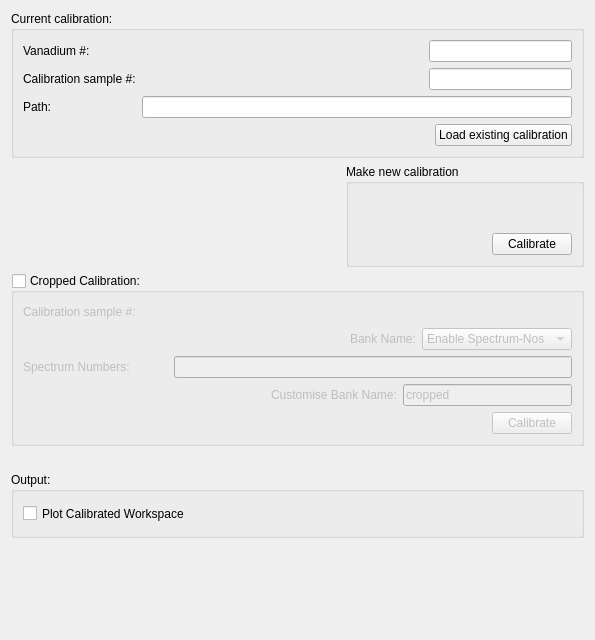
mantidproject/mantid, file MantidQt/CustomInterfaces/inc/MantidQtCustomInterfaces/EnggDiffraction/EnggDiffractionQtTabCalib.ui: the form before one commit.
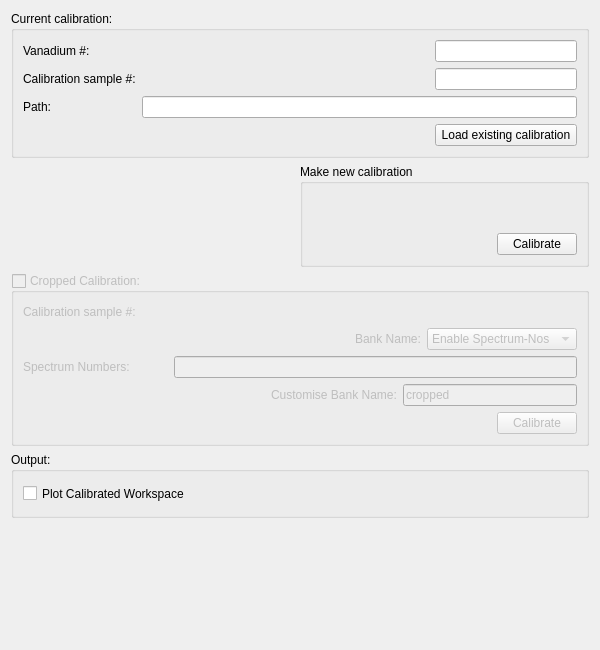
The form after the commit. Custom widgets are drawn as their Qt base class.

Commit message: enable cropped calib widgets, reorganize layout, re #16087

The edit to the form file:
```diff
--- a/MantidQt/CustomInterfaces/inc/MantidQtCustomInterfaces/EnggDiffraction/EnggDiffractionQtTabCalib.ui
+++ b/MantidQt/CustomInterfaces/inc/MantidQtCustomInterfaces/EnggDiffraction/EnggDiffractionQtTabCalib.ui
@@ -6,47 +6,20 @@
    <rect>
     <x>0</x>
     <y>0</y>
-    <width>595</width>
-    <height>640</height>
+    <width>600</width>
+    <height>650</height>
    </rect>
   </property>
   <property name="windowTitle">
    <string>Form</string>
   </property>
-  <layout class="QVBoxLayout" name="verticalLayout">
-   <item>
+  <layout class="QGridLayout" name="gridLayout_5">
+   <item row="0" column="0">
     <widget class="QGroupBox" name="groupBox_current_calib">
      <property name="title">
       <string>Current calibration:</string>
      </property>
      <layout class="QGridLayout" name="gridLayout_2">
-      <item row="3" column="0" colspan="4">
-       <spacer name="horizontalSpacer_4">
-        <property name="orientation">
-         <enum>Qt::Horizontal</enum>
-        </property>
-        <property name="sizeHint" stdset="0">
-         <size>
-          <width>406</width>
-          <height>20</height>
-         </size>
-        </property>
-       </spacer>
-      </item>
-      <item row="3" column="4">
-       <widget class="QPushButton" name="pushButton_load_calib">
-        <property name="text">
-         <string>Load existing calibration</string>
-        </property>
-       </widget>
-      </item>
-      <item row="2" column="0">
-       <widget class="QLabel" name="label_current_calib_filename">
-        <property name="text">
-         <string>Path:</string>
-        </property>
-       </widget>
-      </item>
       <item row="0" column="0">
        <widget class="QLabel" name="label_vanadium_num">
         <property name="text">
@@ -54,13 +27,6 @@
         </property>
        </widget>
       </item>
-      <item row="1" column="0">
-       <widget class="QLabel" name="label_ceria_num">
-        <property name="text">
-         <string>Calibration sample #:</string>
-        </property>
-       </widget>
-      </item>
       <item row="0" column="1">
        <spacer name="horizontalSpacer_2">
         <property name="orientation">
@@ -74,6 +40,23 @@
         </property>
        </spacer>
       </item>
+      <item row="0" column="2">
+       <widget class="QLineEdit" name="lineEdit_current_vanadium_num">
+        <property name="text">
+         <string/>
+        </property>
+        <property name="readOnly">
+         <bool>true</bool>
+        </property>
+       </widget>
+      </item>
+      <item row="1" column="0">
+       <widget class="QLabel" name="label_ceria_num">
+        <property name="text">
+         <string>Calibration sample #:</string>
+        </property>
+       </widget>
+      </item>
       <item row="1" column="1">
        <spacer name="horizontalSpacer_3">
         <property name="orientation">
@@ -87,7 +70,7 @@
         </property>
        </spacer>
       </item>
-      <item row="1" column="2" colspan="3">
+      <item row="1" column="2">
        <widget class="QLineEdit" name="lineEdit_current_ceria_num">
         <property name="text">
          <string/>
@@ -97,17 +80,34 @@
         </property>
        </widget>
       </item>
-      <item row="0" column="2" colspan="3">
-       <widget class="QLineEdit" name="lineEdit_current_vanadium_num">
+      <item row="2" column="0">
+       <widget class="QLabel" name="label_current_calib_filename">
         <property name="text">
-         <string/>
+         <string>Path:</string>
         </property>
-        <property name="readOnly">
-         <bool>true</bool>
+       </widget>
+      </item>
+      <item row="3" column="0" colspan="2">
+       <spacer name="horizontalSpacer_4">
+        <property name="orientation">
+         <enum>Qt::Horizontal</enum>
         </property>
+        <property name="sizeHint" stdset="0">
+         <size>
+          <width>406</width>
+          <height>20</height>
+         </size>
+        </property>
+       </spacer>
+      </item>
+      <item row="3" column="2">
+       <widget class="QPushButton" name="pushButton_load_calib">
+        <property name="text">
+         <string>Load existing calibration</string>
+        </property>
        </widget>
       </item>
-      <item row="2" column="1" colspan="4">
+      <item row="2" column="1" colspan="2">
        <widget class="QLineEdit" name="lineEdit_current_calib_filename">
         <property name="readOnly">
          <bool>true</bool>
@@ -117,8 +117,8 @@
      </layout>
     </widget>
    </item>
-   <item>
-    <layout class="QHBoxLayout" name="horizontalLayout_2">
+   <item row="1" column="0">
+    <layout class="QHBoxLayout" name="horizontalLayout_4">
      <item>
       <spacer name="horizontalSpacer_6">
        <property name="orientation">
@@ -141,75 +141,87 @@
         <bool>false</bool>
        </property>
        <layout class="QGridLayout" name="gridLayout">
-        <item row="1" column="0">
-         <widget class="QLabel" name="label_new_ceria_num">
-          <property name="text">
-           <string/>
-          </property>
-         </widget>
-        </item>
         <item row="0" column="0">
-         <widget class="QLabel" name="label_new_vanadium_num">
-          <property name="text">
-           <string/>
-          </property>
-         </widget>
+         <layout class="QHBoxLayout" name="horizontalLayout_2">
+          <item>
+           <widget class="QLabel" name="label_new_vanadium_num">
+            <property name="text">
+             <string/>
+            </property>
+           </widget>
+          </item>
+          <item>
+           <widget class="MantidQt::MantidWidgets::MWRunFiles" name="lineEdit_new_vanadium_num" native="true">
+            <property name="text" stdset="0">
+             <string>236516</string>
+            </property>
+            <property name="label" stdset="0">
+             <string>Vanadium #:</string>
+            </property>
+            <property name="multipleFiles" stdset="0">
+             <bool>true</bool>
+            </property>
+           </widget>
+          </item>
+         </layout>
         </item>
-        <item row="1" column="1" colspan="2">
-         <widget class="MantidQt::MantidWidgets::MWRunFiles" name="lineEdit_new_ceria_num" native="true">
-          <property name="text" stdset="0">
-           <string>241391</string>
-          </property>
-          <property name="label" stdset="0">
-           <string>Calibration sample #:</string>
-          </property>
-          <property name="multipleFiles" stdset="0">
-           <bool>true</bool>
-          </property>
-         </widget>
+        <item row="1" column="0">
+         <layout class="QHBoxLayout" name="horizontalLayout">
+          <item>
+           <widget class="QLabel" name="label_new_ceria_num">
+            <property name="text">
+             <string/>
+            </property>
+           </widget>
+          </item>
+          <item>
+           <widget class="MantidQt::MantidWidgets::MWRunFiles" name="lineEdit_new_ceria_num" native="true">
+            <property name="text" stdset="0">
+             <string>241391</string>
+            </property>
+            <property name="label" stdset="0">
+             <string>Calibration sample #:</string>
+            </property>
+            <property name="multipleFiles" stdset="0">
+             <bool>true</bool>
+            </property>
+           </widget>
+          </item>
+         </layout>
         </item>
-        <item row="0" column="1" colspan="2">
-         <widget class="MantidQt::MantidWidgets::MWRunFiles" name="lineEdit_new_vanadium_num" native="true">
-          <property name="text" stdset="0">
-           <string>236516</string>
-          </property>
-          <property name="label" stdset="0">
-           <string>Vanadium #:</string>
-          </property>
-          <property name="multipleFiles" stdset="0">
-           <bool>true</bool>
-          </property>
-         </widget>
-        </item>
-        <item row="2" column="2">
-         <widget class="QPushButton" name="pushButton_new_calib">
-          <property name="text">
-           <string>Calibrate</string>
-          </property>
-         </widget>
-        </item>
-        <item row="2" column="0" colspan="2">
-         <spacer name="horizontalSpacer">
-          <property name="orientation">
-           <enum>Qt::Horizontal</enum>
-          </property>
-          <property name="sizeHint" stdset="0">
-           <size>
-            <width>128</width>
-            <height>20</height>
-           </size>
-          </property>
-         </spacer>
+        <item row="2" column="0">
+         <layout class="QHBoxLayout" name="horizontalLayout_3">
+          <item>
+           <spacer name="horizontalSpacer">
+            <property name="orientation">
+             <enum>Qt::Horizontal</enum>
+            </property>
+            <property name="sizeHint" stdset="0">
+             <size>
+              <width>128</width>
+              <height>20</height>
+             </size>
+            </property>
+           </spacer>
+          </item>
+          <item>
+           <widget class="QPushButton" name="pushButton_new_calib">
+            <property name="text">
+             <string>Calibrate</string>
+            </property>
+           </widget>
+          </item>
+         </layout>
         </item>
        </layout>
       </widget>
      </item>
     </layout>
    </item>
-   <item>
+   <item row="2" column="0">
     <widget class="QGroupBox" name="groupBox_calib_cropped">
      <property name="enabled">
-      <bool>true</bool>
+      <bool>false</bool>
      </property>
      <property name="title">
       <string>Cropped Calibration:</string>
@@ -221,32 +233,6 @@
       <bool>false</bool>
      </property>
      <layout class="QGridLayout" name="gridLayout_4">
-      <item row="4" column="1">
-       <widget class="QPushButton" name="pushButton_new_cropped_calib">
-        <property name="enabled">
-         <bool>false</bool>
-        </property>
-        <property name="text">
-         <string>Calibrate</string>
-        </property>
-        <property name="autoDefault">
-         <bool>false</bool>
-        </property>
-       </widget>
-      </item>
-      <item row="4" column="0">
-       <spacer name="horizontalSpacer_19">
-        <property name="orientation">
-         <enum>Qt::Horizontal</enum>
-        </property>
-        <property name="sizeHint" stdset="0">
-         <size>
-          <width>473</width>
-          <height>20</height>
-         </size>
-        </property>
-       </spacer>
-      </item>
       <item row="3" column="0" colspan="2">
        <layout class="QHBoxLayout" name="horizontalLayout_14">
         <item>
@@ -284,6 +270,66 @@
         </item>
        </layout>
       </item>
+      <item row="4" column="0">
+       <spacer name="horizontalSpacer_19">
+        <property name="orientation">
+         <enum>Qt::Horizontal</enum>
+        </property>
+        <property name="sizeHint" stdset="0">
+         <size>
+          <width>473</width>
+          <height>20</height>
+         </size>
+        </property>
+       </spacer>
+      </item>
+      <item row="4" column="1">
+       <widget class="QPushButton" name="pushButton_new_cropped_calib">
+        <property name="enabled">
+         <bool>false</bool>
+        </property>
+        <property name="text">
+         <string>Calibrate</string>
+        </property>
+        <property name="autoDefault">
+         <bool>false</bool>
+        </property>
+       </widget>
+      </item>
+      <item row="2" column="0" colspan="2">
+       <layout class="QHBoxLayout" name="horizontalLayout_11">
+        <item>
+         <widget class="QLabel" name="label_cropped_spec_nos">
+          <property name="text">
+           <string>Spectrum Numbers:</string>
+          </property>
+         </widget>
+        </item>
+        <item>
+         <spacer name="horizontalSpacer_8">
+          <property name="orientation">
+           <enum>Qt::Horizontal</enum>
+          </property>
+          <property name="sizeHint" stdset="0">
+           <size>
+            <width>38</width>
+            <height>20</height>
+           </size>
+          </property>
+         </spacer>
+        </item>
+        <item>
+         <widget class="QLineEdit" name="lineEdit_cropped_spec_nos">
+          <property name="sizePolicy">
+           <sizepolicy hsizetype="Expanding" vsizetype="Fixed">
+            <horstretch>1</horstretch>
+            <verstretch>0</verstretch>
+           </sizepolicy>
+          </property>
+         </widget>
+        </item>
+       </layout>
+      </item>
       <item row="1" column="0" colspan="2">
        <layout class="QHBoxLayout" name="horizontalLayout_10">
         <item>
@@ -327,44 +373,13 @@
         </item>
        </layout>
       </item>
-      <item row="2" column="0" colspan="2">
-       <layout class="QHBoxLayout" name="horizontalLayout_11">
-        <item>
-         <widget class="QLabel" name="label_cropped_spec_nos">
-          <property name="text">
-           <string>Spectrum Numbers:</string>
-          </property>
-         </widget>
-        </item>
-        <item>
-         <spacer name="horizontalSpacer_8">
-          <property name="orientation">
-           <enum>Qt::Horizontal</enum>
-          </property>
-          <property name="sizeHint" stdset="0">
-           <size>
-            <width>38</width>
-            <height>20</height>
-           </size>
-          </property>
-         </spacer>
-        </item>
-        <item>
-         <widget class="QLineEdit" name="lineEdit_cropped_spec_nos">
-          <property name="sizePolicy">
-           <sizepolicy hsizetype="Expanding" vsizetype="Fixed">
-            <horstretch>1</horstretch>
-            <verstretch>0</verstretch>
-           </sizepolicy>
-          </property>
-         </widget>
-        </item>
-       </layout>
-      </item>
       <item row="0" column="0" colspan="2">
        <layout class="QHBoxLayout" name="horizontalLayout_9">
         <item>
          <widget class="QLabel" name="label_vanadium_num_2">
+          <property name="enabled">
+           <bool>false</bool>
+          </property>
           <property name="text">
            <string>Calibration sample #:</string>
           </property>
@@ -385,6 +400,9 @@
         </item>
         <item>
          <widget class="MantidQt::MantidWidgets::MWRunFiles" name="lineEdit_cropped_run_num" native="true">
+          <property name="enabled">
+           <bool>false</bool>
+          </property>
           <property name="text" stdset="0">
            <string/>
           </property>
@@ -404,20 +422,7 @@
      </layout>
     </widget>
    </item>
-   <item>
-    <spacer name="horizontalSpacer_21">
-     <property name="orientation">
-      <enum>Qt::Horizontal</enum>
-     </property>
-     <property name="sizeHint" stdset="0">
-      <size>
-       <width>554</width>
-       <height>20</height>
-      </size>
-     </property>
-    </spacer>
-   </item>
-   <item>
+   <item row="3" column="0">
     <widget class="QGroupBox" name="groupBox_output_calib">
      <property name="title">
       <string>Output:</string>
@@ -445,20 +450,7 @@
      </layout>
     </widget>
    </item>
-   <item>
-    <spacer name="horizontalSpacer_20">
-     <property name="orientation">
-      <enum>Qt::Horizontal</enum>
-     </property>
-     <property name="sizeHint" stdset="0">
-      <size>
-       <width>554</width>
-       <height>20</height>
-      </size>
-     </property>
-    </spacer>
-   </item>
-   <item>
+   <item row="4" column="0">
     <spacer name="verticalSpacer">
      <property name="orientation">
       <enum>Qt::Vertical</enum>
```
